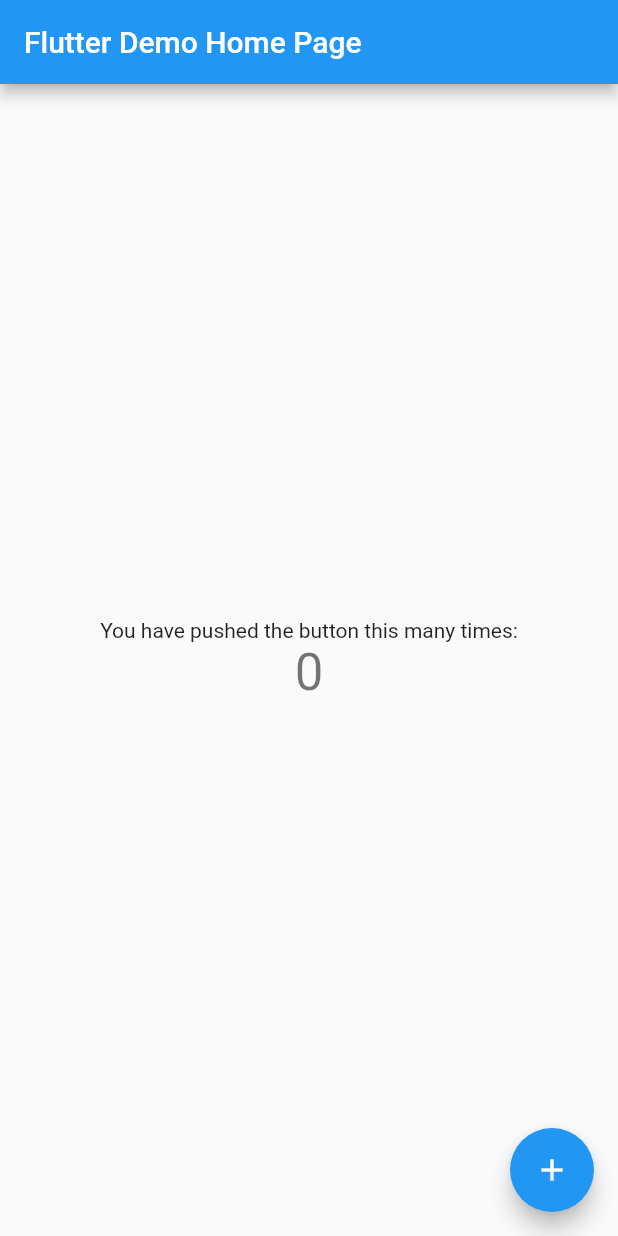
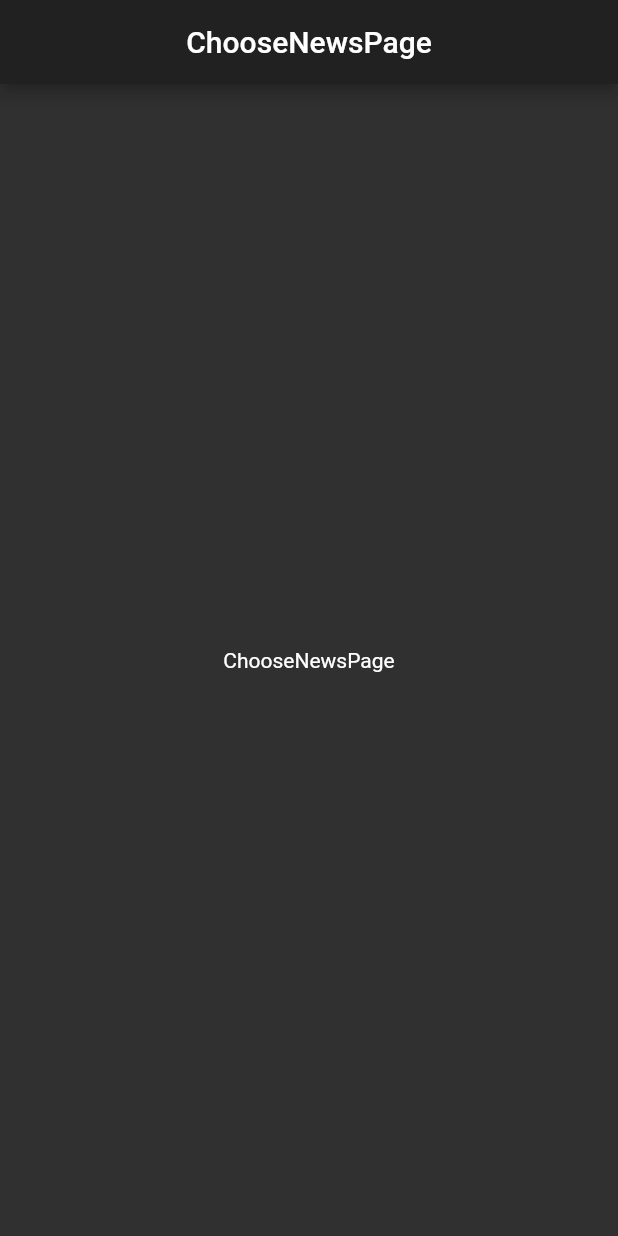
Before and after one commit to AbdallahLabib/News-Flutter, a Flutter app: the screen it shows after launch, on a phone screen of 412 x 824 dp. Run offline on Flutter 3.47's test engine with Material 2 defaults, Android fonts, the phone set to English and light mode, and no system bars.

Commit message:
1-getNews.dart: change in return data to dynamic in function 2-APIsUrl.drt: make all attributes to const 3-NewsResult: to convert json to class 4-create page for ChooseNewsPage.dart to choose news content  and NewsPage.dart in this page view news content 5-SplashScreen.dart: make timer 6 second and make navigator to go next page 6-main.dart: clean code

```diff
--- a/lib/main.dart
+++ b/lib/main.dart
@@ -1,5 +1,6 @@
 import 'package:flutter/material.dart';
 
+import 'view/Splashscreen.dart';
 void main() => runApp(MyApp());
 
 class MyApp extends StatelessWidget {
@@ -7,105 +8,9 @@ class MyApp extends StatelessWidget {
   @override
   Widget build(BuildContext context) {
     return MaterialApp(
-      title: 'Flutter Demo',
-      theme: ThemeData(
-        // This is the theme of your application.
-        //
-        // Try running your application with "flutter run". You'll see the
-        // application has a blue toolbar. Then, without quitting the app, try
-        // changing the primarySwatch below to Colors.green and then invoke
-        // "hot reload" (press "r" in the console where you ran "flutter run",
-        // or simply save your changes to "hot reload" in a Flutter IDE).
-        // Notice that the counter didn't reset back to zero; the application
-        // is not restarted.
-        primarySwatch: Colors.blue,
-      ),
-      home: MyHomePage(title: 'Flutter Demo Home Page'),
+      title: 'News Futter',
+      home: SplashScreen(),
+      theme: ThemeData.dark(),
     );
   }
 }
-
-class MyHomePage extends StatefulWidget {
-  MyHomePage({Key key, this.title}) : super(key: key);
-
-  // This widget is the home page of your application. It is stateful, meaning
-  // that it has a State object (defined below) that contains fields that affect
-  // how it looks.
-
-  // This class is the configuration for the state. It holds the values (in this
-  // case the title) provided by the parent (in this case the App widget) and
-  // used by the build method of the State. Fields in a Widget subclass are
-  // always marked "final".
-
-  final String title;
-
-  @override
-  _MyHomePageState createState() => _MyHomePageState();
-}
-
-class _MyHomePageState extends State<MyHomePage> {
-  int _counter = 0;
-
-  void _incrementCounter() {
-    setState(() {
-      // This call to setState tells the Flutter framework that something has
-      // changed in this State, which causes it to rerun the build method below
-      // so that the display can reflect the updated values. If we changed
-      // _counter without calling setState(), then the build method would not be
-      // called again, and so nothing would appear to happen.
-      _counter++;
-    });
-  }
-
-  @override
-  Widget build(BuildContext context) {
-    // This method is rerun every time setState is called, for instance as done
-    // by the _incrementCounter method above.
-    //
-    // The Flutter framework has been optimized to make rerunning build methods
-    // fast, so that you can just rebuild anything that needs updating rather
-    // than having to individually change instances of widgets.
-    return Scaffold(
-      appBar: AppBar(
-        // Here we take the value from the MyHomePage object that was created by
-        // the App.build method, and use it to set our appbar title.
-        title: Text(widget.title),
-      ),
-      body: Center(
-        // Center is a layout widget. It takes a single child and positions it
-        // in the middle of the parent.
-        child: Column(
-          // Column is also layout widget. It takes a list of children and
-          // arranges them vertically. By default, it sizes itself to fit its
-          // children horizontally, and tries to be as tall as its parent.
-          //
-          // Invoke "debug painting" (press "p" in the console, choose the
-          // "Toggle Debug Paint" action from the Flutter Inspector in Android
-          // Studio, or the "Toggle Debug Paint" command in Visual Studio Code)
-          // to see the wireframe for each widget.
-          //
-          // Column has various properties to control how it sizes itself and
-          // how it positions its children. Here we use mainAxisAlignment to
-          // center the children vertically; the main axis here is the vertical
-          // axis because Columns are vertical (the cross axis would be
-          // horizontal).
-          mainAxisAlignment: MainAxisAlignment.center,
-          children: <Widget>[
-            Text(
-              'You have pushed the button this many times:',
-            ),
-            Text(
-              '$_counter',
-              style: Theme.of(context).textTheme.display1,
-            ),
-          ],
-        ),
-      ),
-      floatingActionButton: FloatingActionButton(
-        onPressed: _incrementCounter,
-        tooltip: 'Increment',
-        child: Icon(Icons.add),
-      ), // This trailing comma makes auto-formatting nicer for build methods.
-    );
-  }
-}
--- /dev/null
+++ b/lib/view/ChooseNewsPage.dart
@@ -0,0 +1,22 @@
+import 'package:flutter/material.dart';
+
+class ChooseNewsPage extends StatefulWidget {
+  @override
+  _ChooseNewsPageState createState() => _ChooseNewsPageState();
+}
+
+class _ChooseNewsPageState extends State<ChooseNewsPage> {
+  @override
+  Widget build(BuildContext context) {
+    return new Scaffold(
+      appBar: AppBar(
+        title: Text("ChooseNewsPage"),
+        centerTitle: true,
+      ),
+      body: new Center(
+        child: Text("ChooseNewsPage"),
+      ),
+    );
+    ;
+  }
+}
```
Also changed, not shown: lib/controller/getNews.dart (+22 -20 lines), lib/model/APIsUrl.dart (+9 -8 lines), lib/model/NewsResult.dart (added, +155 -0 lines), lib/view/NewsPage.dart (added, +21 -0 lines), lib/view/Splashscreen.dart (+40 -0 lines).
